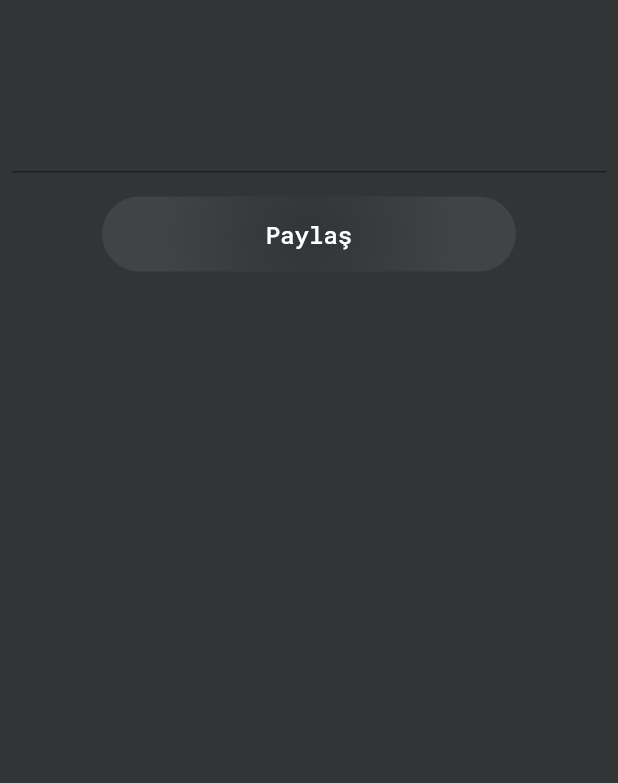
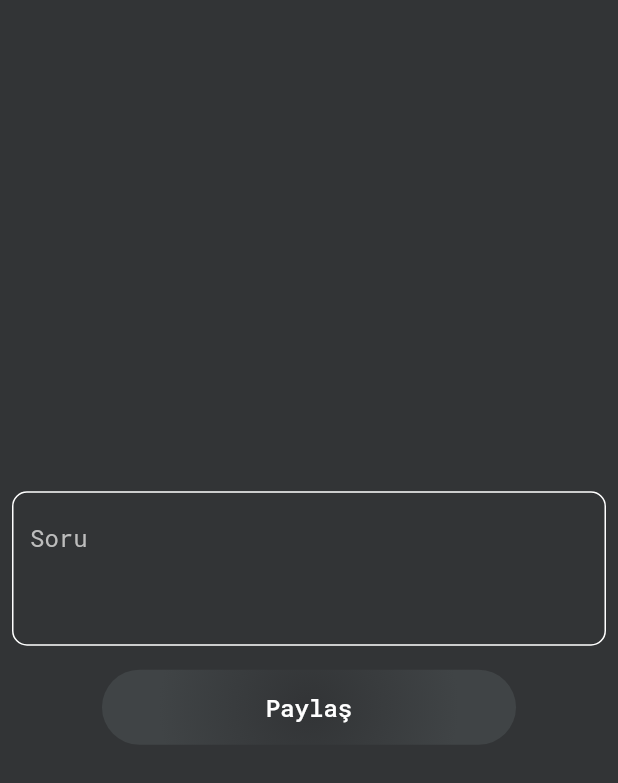
Before and after one commit to Kenansezginbas/Mentor, a Flutter app: the screen it shows after launch, on a phone screen of 412 x 824 dp. Shown: the top 783 px of the screen. Run offline on Flutter 3.47's test engine with Material 2 defaults, Android fonts, the phone set to English and light mode, and no system bars; our stand-ins replace cloud_firestore, firebase_auth, firebase_core, google_fonts; accounts and stored records are empty.

Commit message:
Add Question

```diff
--- a/lib/main.dart
+++ b/lib/main.dart
@@ -40,6 +40,7 @@ class MyApp extends StatelessWidget {
         "/homeView": (context) => HomeView(),
         "/menuView": (context) => MenuView(),
         "/questionAnswerView": (context) => QuestionAnswerView(),
+        "/tabBarController": (context) => TabBarController()
       },
       home: AddQuetion(),
     );
--- /dev/null
+++ b/lib/service/data/post_service.dart
@@ -0,0 +1 @@
+class PostService {}
--- a/lib/view/add_question.dart
+++ b/lib/view/add_question.dart
@@ -3,6 +3,7 @@ import 'package:cloud_firestore/cloud_firestore.dart';
 import 'package:firebase_auth/firebase_auth.dart';
 import 'package:flutter/material.dart';
 import 'package:flutter/services.dart';
+import 'package:mentor/service/auth/auth_service.dart';
 import 'package:mentor/utils/custom_decoration.dart';
 import 'package:mentor/utils/custom_text_style.dart';
 import 'package:mentor/widgets/buttons/custom_graident_button.dart';
@@ -17,26 +18,29 @@ class AddQuetion extends StatefulWidget {
 }
 
 class _AddQuetionState extends State<AddQuetion> {
-  File? image;
-  String postDesc = "";
-  String plate = "";
+  String question = "";
   bool isLoading = false;
+  User? _user;
   final _firebaseFirestore = FirebaseFirestore.instance.collection("Questions");
   final _formKey = GlobalKey<FormState>();
   var uuid = Uuid();
   late var id;
   var _firebaseAuth = FirebaseAuth.instance;
   var now = DateTime.now();
+  final authService = AuthService();
+
+  @override
+  void initState() {
+    // TODO: implement initState
+    super.initState();
+    _getUser();
+  }
 
   @override
   Widget build(BuildContext context) {
     return Scaffold(
       resizeToAvoidBottomInset: false,
-      body: isLoading
-          ? showProgress()
-          : SingleChildScrollView(
-              child: postQuestion(),
-            ),
+      body: isLoading ? showProgress() : body(),
     );
   }
 
@@ -46,18 +50,15 @@ class _AddQuetionState extends State<AddQuetion> {
     );
   }
 
-  postQuestion() => Center(
-        child: Column(
+  body() => Column(
         mainAxisAlignment: MainAxisAlignment.center,
         children: [
-            SizedBox(height: 20),
           formArea(),
           CustomGraidentButton(
             buttonText: "Paylaş",
             onPressed: sendMe,
           ),
         ],
-        ),
       );
 
   Form formArea() {
@@ -76,28 +77,29 @@ class _AddQuetionState extends State<AddQuetion> {
             }
           },
           onSaved: (val) {
-            postDesc = val!;
+            question = val!;
           },
           cursorColor: Colors.black,
+          decoration: CustomDecoration().textFieldDecoration("Soru"),
         ),
       ),
     );
   }
 
   sendMe() async {
-    if (plate == null) {
-      plate = "";
-    }
     try {
       final result = await _firebaseFirestore.add({
-        "Description": postDesc,
-        "User": "",
         "ID": uuid.v1(),
         "Date": now.toString(),
+        "Question": question,
+        "Answer": "",
+        "Answered": false,
+        "User": _user!.email,
+        "Type": "Software"
       });
       cleanData();
       showSnackBar("Görüş ve Öneriniz Paylaşıldı, Teşekkür Ederiz :) ");
-      Navigator.pushReplacementNamed(context, "/initialPage");
+      Navigator.pushReplacementNamed(context, "/tabBarController");
     } catch (e) {
       print(e.toString());
 
@@ -105,11 +107,13 @@ class _AddQuetionState extends State<AddQuetion> {
     }
   }
 
-//veri kaydedildiğinde değişkenleri null'a çeker, loadingi false yapar;
+  Future<void> _getUser() async {
+    _user = await authService.currentUser();
+  }
+
   cleanData() {
     setState(() {
-      image = null;
-      postDesc = "";
+      question = "";
       isLoading = false;
     });
   }
--- a/lib/view/auth/sign_in_view.dart
+++ b/lib/view/auth/sign_in_view.dart
@@ -1,5 +1,5 @@
 import 'package:flutter/material.dart';
-import 'package:mentor/model/service/auth_service.dart';
+import 'package:mentor/service/auth/auth_service.dart';
 import 'package:mentor/utils/custom_colors.dart';
 import 'package:mentor/utils/custom_decoration.dart';
 import 'package:mentor/utils/custom_dialogs.dart';
--- a/lib/view/auth/sign_up_view.dart
+++ b/lib/view/auth/sign_up_view.dart
@@ -1,6 +1,6 @@
 import 'package:firebase_auth/firebase_auth.dart';
 import 'package:flutter/material.dart';
-import 'package:mentor/model/service/auth_service.dart';
+import 'package:mentor/service/auth/auth_service.dart';
 import 'package:mentor/utils/custom_colors.dart';
 import 'package:mentor/utils/custom_decoration.dart';
 import 'package:mentor/utils/custom_dialogs.dart';
```
Also changed, not shown: lib/service/auth/auth_service.dart (renamed from lib/model/service/auth_service.dart). Lines whose indentation alone changed are shown as unchanged.
